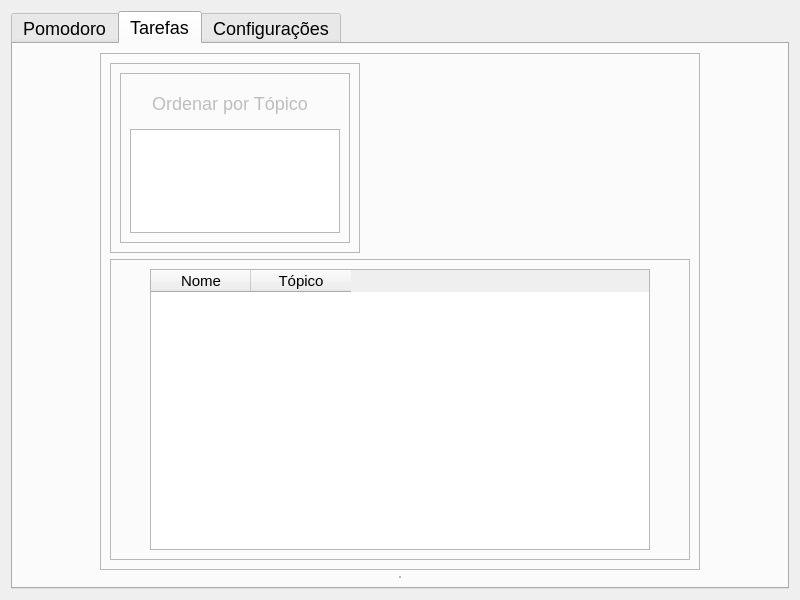
This is functions/new_pomodoro/new_pomodoro_page.ui in Nbdyleto/PySide6_Self_TCC as Qt 5 draws it before an edit. The edited form follows.
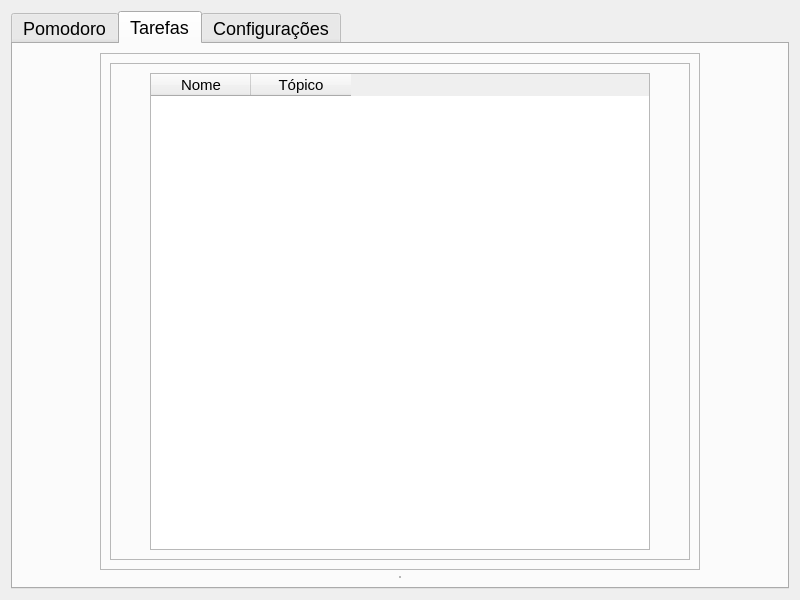
This is the edited form. The open tabs and pages were chosen to show the change.

Commit message: [geral] style-sheet of things

What changed in the file:
```diff
--- a/functions/new_pomodoro/new_pomodoro_page.ui
+++ b/functions/new_pomodoro/new_pomodoro_page.ui
@@ -382,67 +382,6 @@
           <enum>QFrame::Raised</enum>
          </property>
          <layout class="QVBoxLayout" name="verticalLayout_10">
-          <item>
-           <widget class="QFrame" name="frame_9">
-            <property name="maximumSize">
-             <size>
-              <width>250</width>
-              <height>190</height>
-             </size>
-            </property>
-            <property name="frameShape">
-             <enum>QFrame::StyledPanel</enum>
-            </property>
-            <property name="frameShadow">
-             <enum>QFrame::Raised</enum>
-            </property>
-            <layout class="QHBoxLayout" name="horizontalLayout_4">
-             <item>
-              <widget class="QFrame" name="frame_2">
-               <property name="frameShape">
-                <enum>QFrame::StyledPanel</enum>
-               </property>
-               <property name="frameShadow">
-                <enum>QFrame::Raised</enum>
-               </property>
-               <layout class="QVBoxLayout" name="verticalLayout_7">
-                <item>
-                 <widget class="QPushButton" name="pushButton">
-                  <property name="enabled">
-                   <bool>false</bool>
-                  </property>
-                  <property name="minimumSize">
-                   <size>
-                    <width>120</width>
-                    <height>40</height>
-                   </size>
-                  </property>
-                  <property name="maximumSize">
-                   <size>
-                    <width>200</width>
-                    <height>16777215</height>
-                   </size>
-                  </property>
-                  <property name="styleSheet">
-                   <string notr="true">background-repeat: no-repeat; 
-border-radius: 20px;
-font: 18px;
-</string>
-                  </property>
-                  <property name="text">
-                   <string>Ordenar por Tópico</string>
-                  </property>
-                 </widget>
-                </item>
-                <item>
-                 <widget class="QListWidget" name="listByTopic"/>
-                </item>
-               </layout>
-              </widget>
-             </item>
-            </layout>
-           </widget>
-          </item>
           <item>
            <widget class="QFrame" name="frame_7">
             <property name="minimumSize">
```
Left out of the diff: 2 changed lines with no effect on the pictures. The commit also changes 11 other files.
